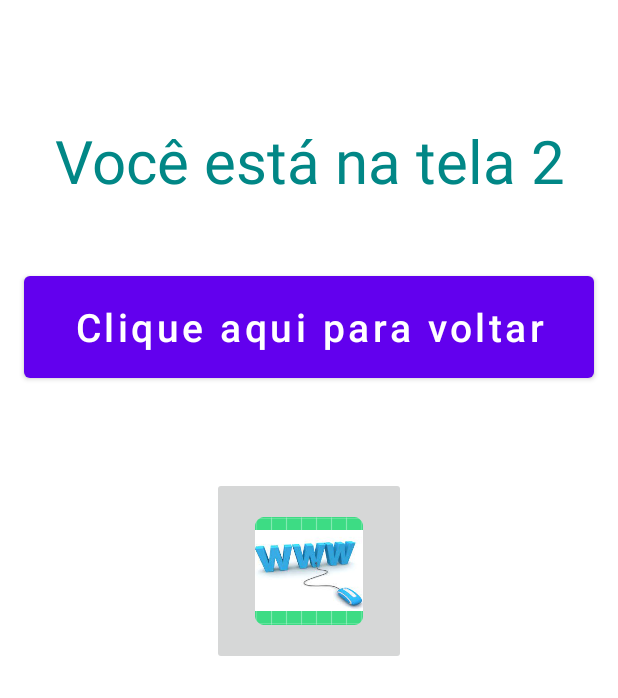
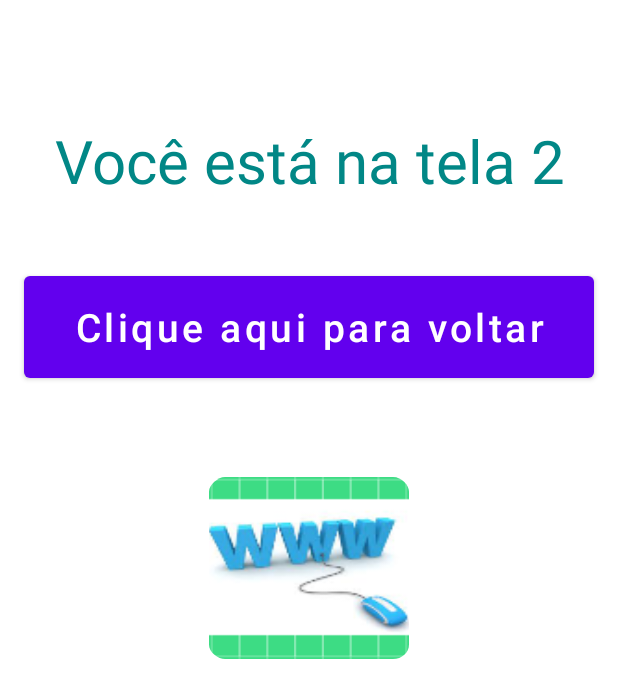
Before and after one commit to Carloshenripvh/PDM_projects, an Android app: the SegundaTela screen opened directly, with no data from a screen before it, on a phone screen of 412 x 824 dp. Shown: the top 698 px of the screen. Run offline under Robolectric (Android 15) with nearby library versions, the phone set to English and light mode, and no system bars.

Commit message:
Corrigindo erro no background do imageButton

```diff
--- a/AppOpenWeb/app/src/main/res/layout/activity_segunda_tela.xml
+++ b/AppOpenWeb/app/src/main/res/layout/activity_segunda_tela.xml
@@ -41,11 +41,15 @@
         app:layout_constraintTop_toBottomOf="@id/txt_tela2" />
 
     <ImageButton
-        android:layout_width="129dp"
-        android:layout_height="125dp"
+        android:layout_width="133dp"
+        android:layout_height="121dp"
         android:layout_marginTop="60dp"
+        android:scaleType="fitXY"
+        android:maxWidth="120dp"
+        android:maxHeight="100dp"
         android:onClick="abrirNavegador"
         android:src="@mipmap/ic_web"
+        android:background="?attr/selectableItemBackground"
         app:layout_constraintLeft_toLeftOf="parent"
         app:layout_constraintRight_toRightOf="parent"
         app:layout_constraintTop_toBottomOf="@id/bt_voltar" />
```
